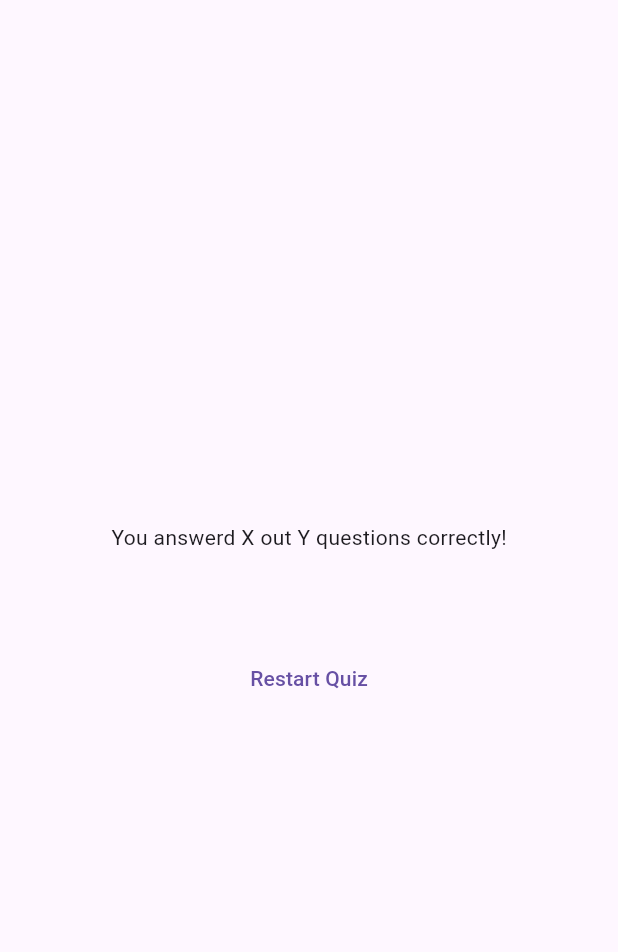
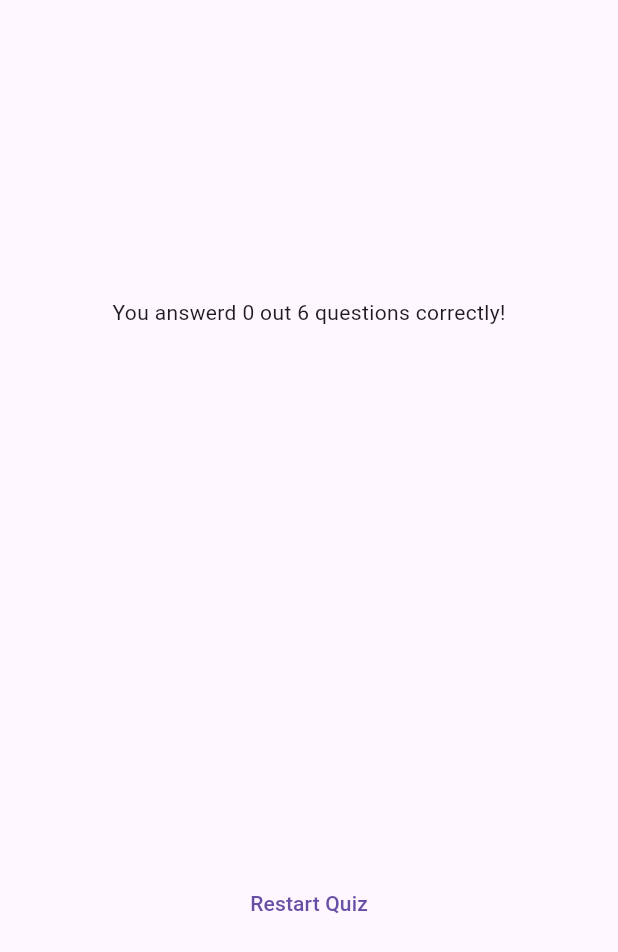
Before and after one commit to Kalp1210/flutter_projects, a Flutter app: the ResultsScreen widget shown alone on an empty page, opened directly with empty values, on a phone screen of 412 x 824 dp. Shown: the top 952 px of the screen. Run offline on Flutter 3.47's test engine with Material 3 defaults, Android fonts, the phone set to English and light mode, and no system bars; our stand-ins replace google_fonts.

Commit message:
Refactor QuestionsSummary widget for better layout and add correct answer count to ResultsScreen

```diff
--- a/adv_basics/lib/section3/questions_summary.dart
+++ b/adv_basics/lib/section3/questions_summary.dart
@@ -7,12 +7,16 @@ class QuestionsSummary extends StatelessWidget {
 
   @override
   Widget build(context) {
-    return Column(
+    return SizedBox(
+      height: 300,
+      child: SingleChildScrollView(
+        child: Column(
           children: summaryData.map((data) {
             return Row(
               children: [
                 Text(((data['question_index'] as int) + 1).toString()),
-            Column(
+                Expanded(
+                  child: Column(
                     children: [
                       Text(data['question'] as String),
                       const SizedBox(height: 5),
@@ -20,10 +24,13 @@ class QuestionsSummary extends StatelessWidget {
                       const SizedBox(height: 5),
                       Text('Correct Answer: ${data['correct_answer']}'),
                     ],
+                  ),
                 )
               ],
             );
           }).toList(),
+        ),
+      ),
     );
   }
 }
--- a/adv_basics/lib/section3/results_screen.dart
+++ b/adv_basics/lib/section3/results_screen.dart
@@ -24,6 +24,12 @@ class ResultsScreen extends StatelessWidget {
 
   @override
   Widget build(context) {
+    final summaryData = getSummaryData();
+    final numTotalQuestions = questions.length;
+    final numCorrectAnswers = summaryData.where((data) {
+      return data['user_answer'] == data['correct_answer'];
+    }).length;
+
     return SizedBox(
       width: double.infinity,
       child: Container(
@@ -31,9 +37,11 @@ class ResultsScreen extends StatelessWidget {
         child: Column(
           mainAxisAlignment: MainAxisAlignment.center,
           children: [
-            const Text('You answerd X out Y questions correctly!'),
+            Text(
+              'You answerd $numCorrectAnswers out $numTotalQuestions questions correctly!',
+            ),
             const SizedBox(height: 30),
-            QuestionsSummary(getSummaryData()),
+            QuestionsSummary(summaryData),
             const SizedBox(height: 30),
             TextButton(onPressed: () {}, child: Text('Restart Quiz'))
           ],
```
Lines whose indentation alone changed are shown as unchanged.
